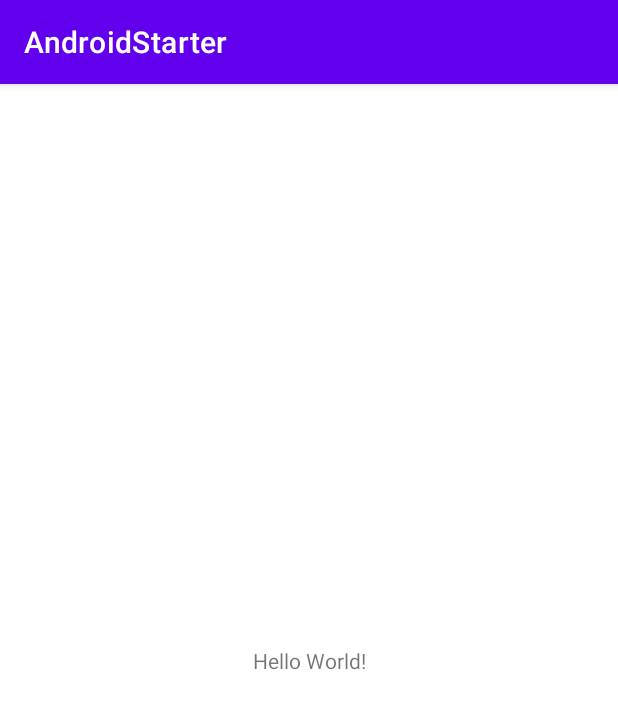
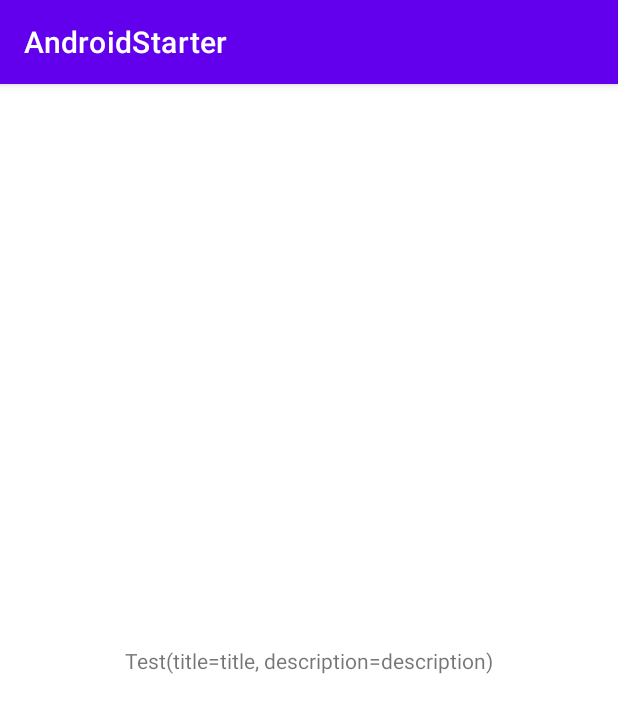
Before and after one commit to idonuntius/Android_starter, an Android app: the screen it shows after launch (MainActivity), on a phone screen of 412 x 824 dp. Shown: the top 713 px of the screen. Run offline under Robolectric (Android 15) with nearby library versions, the phone set to English and light mode, and no system bars; our stand-ins replace Dagger/Hilt's generated code.

Commit message:
Show text to textView in MainActivity

```diff
--- a/app/build.gradle
+++ b/app/build.gradle
@@ -32,16 +32,19 @@ android {
     kotlinOptions {
         jvmTarget = '1.8'
     }
+    viewBinding {
+        enabled = true
+    }
 }
 
 dependencies {
 
     // AndroidX
-    implementation 'androidx.core:core-ktx:1.7.0'
     implementation 'androidx.appcompat:appcompat:1.4.1'
     implementation 'androidx.constraintlayout:constraintlayout:2.1.3'
-    // AndroidX Lifecycle
+    implementation("androidx.activity:activity-ktx:1.4.0")
     implementation 'androidx.lifecycle:lifecycle-viewmodel-ktx:2.4.0'
+    implementation("androidx.lifecycle:lifecycle-runtime-ktx:2.4.0")
     // Material
     implementation 'com.google.android.material:material:1.5.0'
     // kotlinx.coroutines
--- /dev/null
+++ b/app/src/main/java/com/idonuntius/androidstarter/view/FlowCollect.kt
@@ -0,0 +1,21 @@
+package com.idonuntius.androidstarter.view
+
+import androidx.lifecycle.Lifecycle
+import androidx.lifecycle.LifecycleOwner
+import androidx.lifecycle.lifecycleScope
+import androidx.lifecycle.repeatOnLifecycle
+import kotlinx.coroutines.flow.Flow
+import kotlinx.coroutines.launch
+
+fun <T> Flow<T>.collectIn(
+    lifecycleOwner: LifecycleOwner,
+    observer: (T) -> Unit
+) {
+    lifecycleOwner.lifecycleScope.launch {
+        lifecycleOwner.repeatOnLifecycle(Lifecycle.State.STARTED) {
+            this@collectIn.collect {
+                observer(it)
+            }
+        }
+    }
+}
--- a/app/src/main/java/com/idonuntius/androidstarter/view/MainActivity.kt
+++ b/app/src/main/java/com/idonuntius/androidstarter/view/MainActivity.kt
@@ -2,13 +2,23 @@ package com.idonuntius.androidstarter.view
 
 import androidx.appcompat.app.AppCompatActivity
 import android.os.Bundle
-import com.idonuntius.androidstarter.R
+import androidx.activity.viewModels
+import com.idonuntius.androidstarter.databinding.ActivityMainBinding
+import com.idonuntius.androidstarter.viewmodel.MainViewModel
 import dagger.hilt.android.AndroidEntryPoint
 
 @AndroidEntryPoint
 class MainActivity : AppCompatActivity() {
+    private val viewBinding by lazy { ActivityMainBinding.inflate(layoutInflater) }
+    private val viewModel: MainViewModel by viewModels()
+
     override fun onCreate(savedInstanceState: Bundle?) {
         super.onCreate(savedInstanceState)
-        setContentView(R.layout.activity_main)
+        setContentView(viewBinding.root)
+
+        val textView = viewBinding.textMain
+        viewModel.text.collectIn(this) {
+            textView.text = it
+        }
     }
 }
--- a/app/src/main/res/layout/activity_main.xml
+++ b/app/src/main/res/layout/activity_main.xml
@@ -7,12 +7,15 @@
     tools:context=".view.MainActivity">
 
     <TextView
+        android:id="@+id/textMain"
         android:layout_width="wrap_content"
         android:layout_height="wrap_content"
-        android:text="Hello World!"
         app:layout_constraintBottom_toBottomOf="parent"
         app:layout_constraintLeft_toLeftOf="parent"
         app:layout_constraintRight_toRightOf="parent"
-        app:layout_constraintTop_toTopOf="parent" />
+        app:layout_constraintTop_toTopOf="parent"
+        android:text="piyo"
+        tools:text="hoge"
+        />
 
 </androidx.constraintlayout.widget.ConstraintLayout>
```
